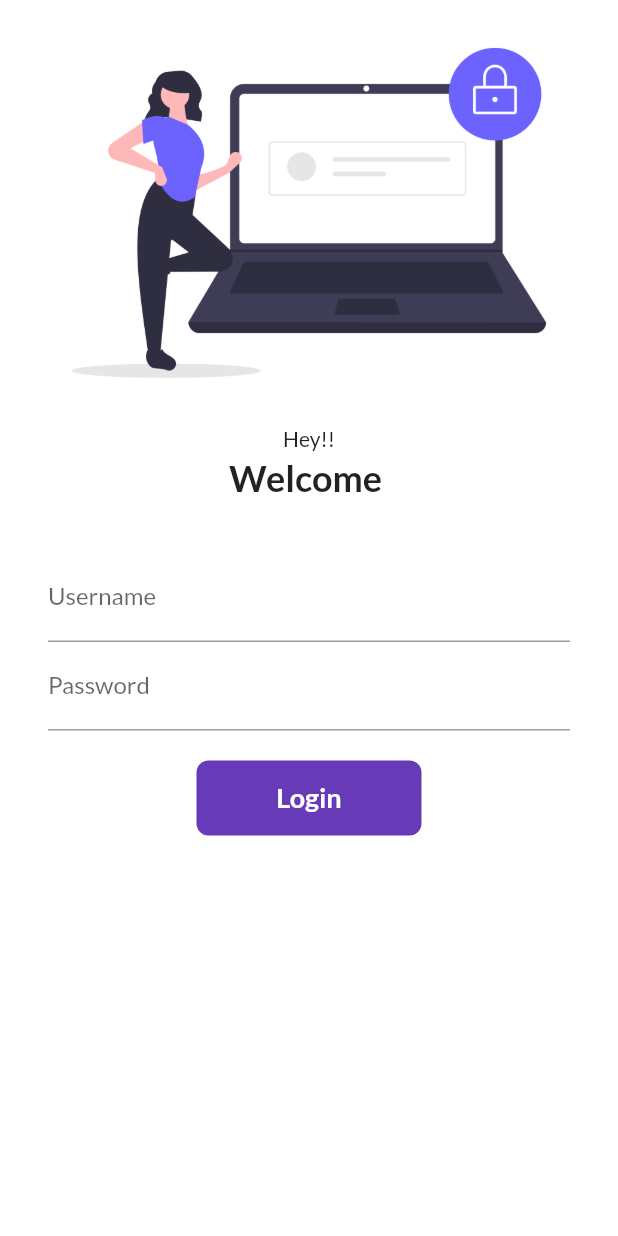
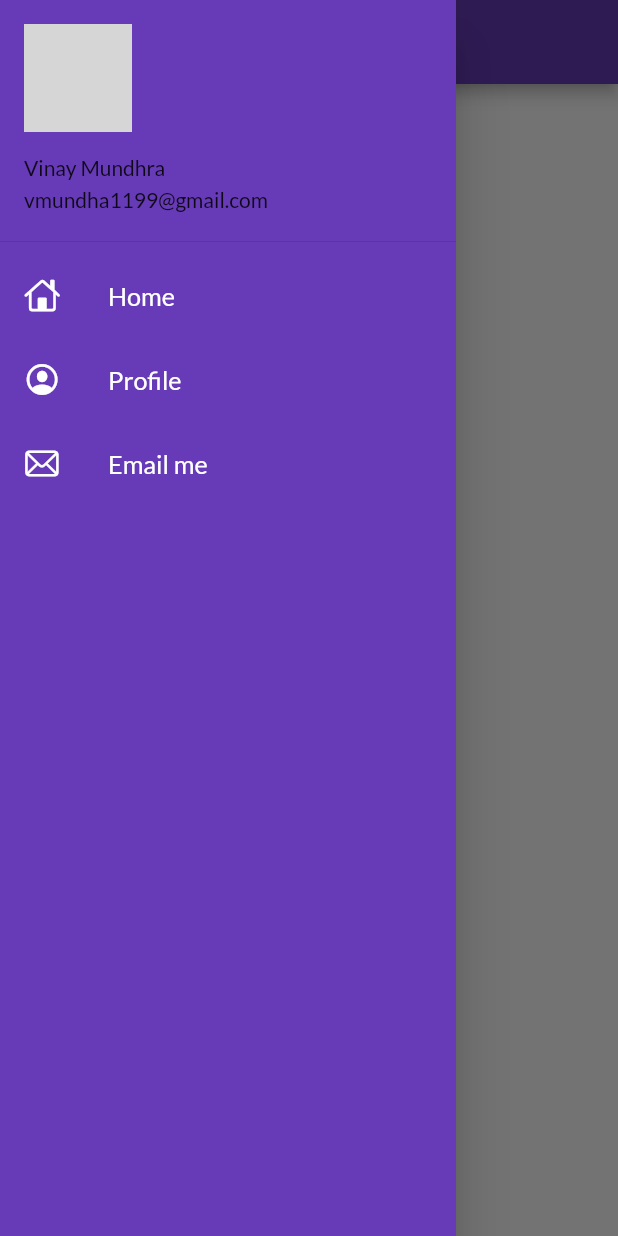
Before and after one commit to VinayMundhra/ecom_App, a Flutter app: the screen it shows after launch, with the side drawer open (before the commit the screen has no drawer), on a phone screen of 412 x 824 dp. Run offline on Flutter 3.47's test engine with Material 2 defaults, Android fonts, the phone set to English and light mode, and no system bars; our stand-ins replace google_fonts; network calls fail; grey boxes are pictures that could not be loaded.

Commit message:
day 4 completed

```diff
--- a/lib/main.dart
+++ b/lib/main.dart
@@ -21,11 +21,11 @@ class MyApp extends StatelessWidget {
         fontFamily: GoogleFonts.lato().fontFamily,
         primaryTextTheme: GoogleFonts.latoTextTheme(),
         ),
-       // debugShowCheckedModeBanner: false,
-      darkTheme: ThemeData(
+       debugShowCheckedModeBanner: false,
+       darkTheme: ThemeData(
         brightness: Brightness.dark
       ),
-      // initialRoute: '/home',
+       initialRoute: MyRoutes.homeRoute,
       routes: {
         '/': (context)=> LoginPage(),
         MyRoutes.homeRoute: (context)=> HomePage(),
--- a/lib/pages/home_page.dart
+++ b/lib/pages/home_page.dart
@@ -1,3 +1,4 @@
+import 'package:catelog/widgets/drawer.dart';
 import 'package:flutter/material.dart';
 
 class HomePage extends StatelessWidget {
@@ -7,14 +8,19 @@ class HomePage extends StatelessWidget {
   Widget build(BuildContext context) {
     return Scaffold(
       appBar: AppBar(
-        title: Text('Catelog App'),
+        title: const Text('Catelog App',
+        style: TextStyle(
+          color: Colors.white,
         ),
+        ),
+      ),
       body: Center(
         child: Container(
           child: Text('Welcome Vinay'),
           ),
       ),
-      drawer: Drawer(),
+      drawer: MyDrawer(),
     );
+
   }
 }
--- /dev/null
+++ b/lib/widgets/drawer.dart
@@ -0,0 +1,72 @@
+import 'package:flutter/cupertino.dart';
+import 'package:flutter/material.dart';
+
+class MyDrawer extends StatelessWidget {
+  const MyDrawer({ Key? key }) : super(key: key);
+
+  @override
+  Widget build(BuildContext context) {
+    const String imageUrl =
+    'https://media-exp1.licdn.com/dms/image/C5603AQGtRgrU7oxiDA/profile-displayphoto-shrink_200_200/0/1623148255446?e=1632355200&v=beta&t=DcZfs1rDZWemBA2zdFOf7PHmnzg4NR6DNh6lWOvpHWI';
+    return Drawer(
+      child: Container(
+        color: Colors.deepPurple,
+        child: ListView(
+          // ignore: prefer_const_literals_to_create_immutables
+          children: [
+            const DrawerHeader(
+              padding: EdgeInsets.zero,
+              child: UserAccountsDrawerHeader(
+                margin: EdgeInsets.zero,
+                accountName: Text('Vinay Mundhra'),
+                accountEmail: Text('vmundha1199@gmail.com'),
+                currentAccountPicture: CircleAvatar(
+                  backgroundImage: NetworkImage(imageUrl),
+                ),
+              )
+              ),
+              const ListTile(
+                leading: Icon(
+                  CupertinoIcons.home,
+                  color: Colors.white,
+                ),
+                title: Text(
+                  'Home',
+                  textScaleFactor: 1.2,
+                  style: TextStyle(
+                    color: Colors.white
+                  ),
+                ),
+              ),
+              const ListTile(
+                leading: Icon(
+                  CupertinoIcons.profile_circled,
+                  color: Colors.white,
+                ),
+                title: Text(
+                  'Profile',
+                  textScaleFactor: 1.2,
+                  style: TextStyle(
+                    color: Colors.white
+                  ),
+                ),
+              ),
+              const ListTile(
+                leading: Icon(
+                  CupertinoIcons.mail,
+                  color: Colors.white,
+                ),
+                title: Text(
+                  'Email me',
+                  textScaleFactor: 1.2,
+                  style: TextStyle(
+                    color: Colors.white
+                  ),
+                ),
+              )
+          ],
+        ),
+      )
+    );
+  }
+}
```
Also changed, not shown: lib/pages/login_page.dart (+36 -21 lines).
